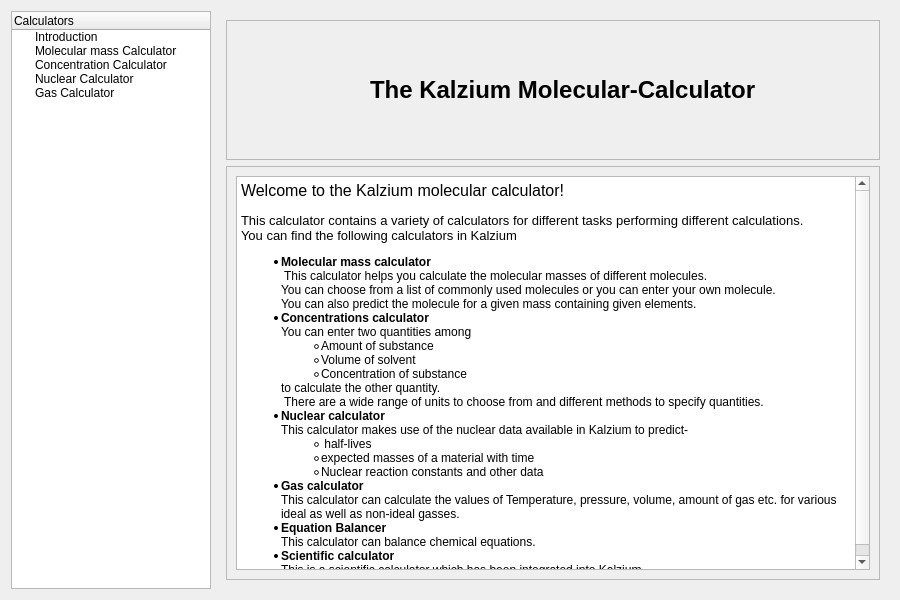
KDE/kalzium, file src/calculator/calculator.ui: the form before one commit.
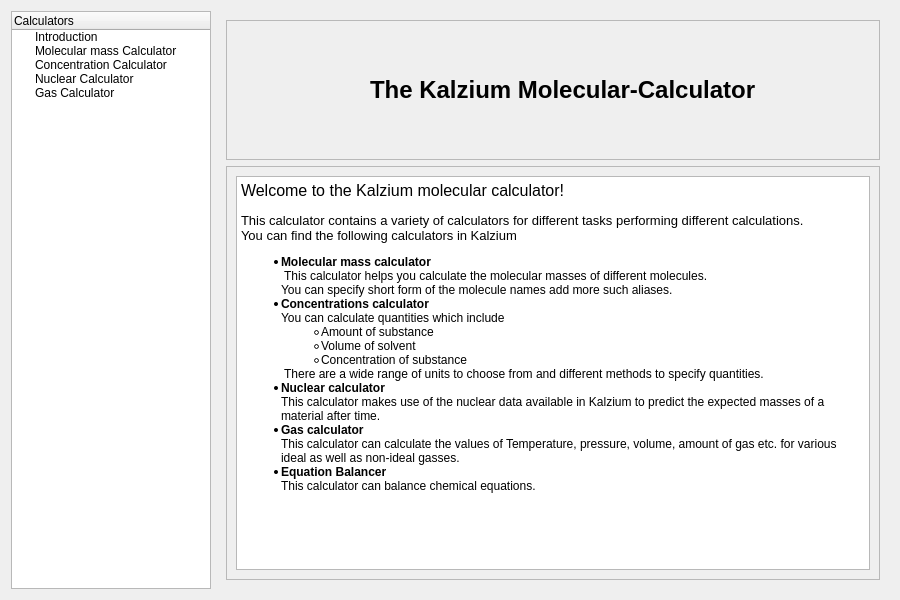
The form after the commit. Custom widgets are drawn as their Qt base class.

Commit message: Updating the UI and adding whats this.

What changed in the file:
```diff
--- a/src/calculator/calculator.ui
+++ b/src/calculator/calculator.ui
@@ -179,20 +179,15 @@
 &lt;p style=&quot; margin-top:0px; margin-bottom:0px; margin-left:0px; margin-right:0px; -qt-block-indent:0; text-indent:0px;&quot;&gt;&lt;span style=&quot; font-size:12pt;&quot;&gt;Welcome to the Kalzium molecular calculator!&lt;br /&gt;&lt;/span&gt;&lt;/p&gt;
 &lt;p style=&quot; margin-top:0px; margin-bottom:0px; margin-left:0px; margin-right:0px; -qt-block-indent:0; text-indent:0px;&quot;&gt;&lt;span style=&quot; font-size:10pt;&quot;&gt;This calculator contains a variety of calculators for different tasks performing different calculations.&lt;/span&gt;&lt;/p&gt;
 &lt;p style=&quot; margin-top:0px; margin-bottom:0px; margin-left:0px; margin-right:0px; -qt-block-indent:0; text-indent:0px;&quot;&gt;&lt;span style=&quot; font-size:10pt;&quot;&gt;You can find the following calculators in Kalzium&lt;/span&gt;&lt;/p&gt;
-&lt;ul style=&quot;-qt-list-indent: 1;&quot;&gt;&lt;li style=&quot; margin-top:12px; margin-bottom:0px; margin-left:0px; margin-right:0px; -qt-block-indent:0; text-indent:0px;&quot;&gt;&lt;span style=&quot; font-weight:600;&quot;&gt;Molecular mass calculator&lt;br /&gt;&lt;/span&gt; This calculator helps you calculate the molecular masses of different molecules.&lt;br /&gt;You can choose from a list of commonly used molecules or you can enter your own molecule.&lt;br /&gt;You can also predict the molecule for a given mass containing given elements.	&lt;/li&gt;
-&lt;li style=&quot; margin-top:0px; margin-bottom:0px; margin-left:0px; margin-right:0px; -qt-block-indent:0; text-indent:0px;&quot;&gt;&lt;span style=&quot; font-weight:600;&quot;&gt;Concentrations calculator&lt;br /&gt;&lt;/span&gt;You can enter two quantities among 	&lt;/li&gt;
+&lt;ul style=&quot;-qt-list-indent: 1;&quot;&gt;&lt;li style=&quot; margin-top:12px; margin-bottom:0px; margin-left:0px; margin-right:0px; -qt-block-indent:0; text-indent:0px;&quot;&gt;&lt;span style=&quot; font-weight:600;&quot;&gt;Molecular mass calculator&lt;br /&gt;&lt;/span&gt; This calculator helps you calculate the molecular masses of different molecules.&lt;br /&gt;You can specify short form of the molecule names add more such aliases.&lt;/li&gt;
+&lt;li style=&quot; margin-top:0px; margin-bottom:0px; margin-left:0px; margin-right:0px; -qt-block-indent:0; text-indent:0px;&quot;&gt;&lt;span style=&quot; font-weight:600;&quot;&gt;Concentrations calculator&lt;br /&gt;&lt;/span&gt;You can calculate quantities which include&lt;/li&gt;
 &lt;ul type=&quot;circle&quot; style=&quot;-qt-list-indent: 2;&quot;&gt;&lt;li style=&quot; margin-top:0px; margin-bottom:0px; margin-left:0px; margin-right:0px; -qt-block-indent:0; text-indent:0px;&quot;&gt;Amount of substance	&lt;/li&gt;
 &lt;li style=&quot; margin-top:0px; margin-bottom:0px; margin-left:0px; margin-right:0px; -qt-block-indent:0; text-indent:0px;&quot;&gt;Volume of solvent&lt;/li&gt;
 &lt;li style=&quot; margin-top:0px; margin-bottom:0px; margin-left:0px; margin-right:0px; -qt-block-indent:0; text-indent:0px;&quot;&gt;Concentration of substance&lt;/li&gt;&lt;/ul&gt;
-&lt;p style=&quot; margin-top:0px; margin-bottom:0px; margin-left:0px; margin-right:0px; -qt-block-indent:1; text-indent:0px;&quot;&gt;to calculate the other quantity.&lt;br /&gt; There are a wide range of units to choose from and different methods to specify quantities.&lt;/p&gt;
-&lt;li style=&quot; margin-top:0px; margin-bottom:0px; margin-left:0px; margin-right:0px; -qt-block-indent:0; text-indent:0px;&quot;&gt;&lt;span style=&quot; font-weight:600;&quot;&gt;Nuclear calculator&lt;br /&gt;&lt;/span&gt;This calculator makes use of the nuclear data available in Kalzium to predict-&lt;/li&gt;
-&lt;ul type=&quot;circle&quot; style=&quot;-qt-list-indent: 2;&quot;&gt;&lt;li style=&quot; margin-top:0px; margin-bottom:0px; margin-left:0px; margin-right:0px; -qt-block-indent:0; text-indent:0px;&quot;&gt; half-lives&lt;/li&gt;
-&lt;li style=&quot; margin-top:0px; margin-bottom:0px; margin-left:0px; margin-right:0px; -qt-block-indent:0; text-indent:0px;&quot;&gt;expected masses of a material with time&lt;/li&gt;
-&lt;li style=&quot; margin-top:0px; margin-bottom:0px; margin-left:0px; margin-right:0px; -qt-block-indent:0; text-indent:0px;&quot;&gt;Nuclear reaction constants and other data&lt;/li&gt;&lt;/ul&gt;
+&lt;p style=&quot; margin-top:0px; margin-bottom:0px; margin-left:0px; margin-right:0px; -qt-block-indent:1; text-indent:0px;&quot;&gt; There are a wide range of units to choose from and different methods to specify quantities.&lt;/p&gt;
+&lt;li style=&quot; margin-top:0px; margin-bottom:0px; margin-left:0px; margin-right:0px; -qt-block-indent:0; text-indent:0px;&quot;&gt;&lt;span style=&quot; font-weight:600;&quot;&gt;Nuclear calculator&lt;br /&gt;&lt;/span&gt;This calculator makes use of the nuclear data available in Kalzium to predict the expected masses of a material after time.&lt;/li&gt;
 &lt;li style=&quot; margin-top:0px; margin-bottom:0px; margin-left:0px; margin-right:0px; -qt-block-indent:0; text-indent:0px;&quot;&gt;&lt;span style=&quot; font-weight:600;&quot;&gt;Gas calculator&lt;br /&gt;&lt;/span&gt;This calculator can calculate the values of Temperature, pressure, volume, amount of gas etc. for various ideal as well as non-ideal gasses.&lt;/li&gt;
-&lt;li style=&quot; margin-top:0px; margin-bottom:0px; margin-left:0px; margin-right:0px; -qt-block-indent:0; text-indent:0px;&quot;&gt;&lt;span style=&quot; font-weight:600;&quot;&gt;Equation Balancer&lt;/span&gt;&lt;/li&gt;
-&lt;p style=&quot; margin-top:0px; margin-bottom:0px; margin-left:0px; margin-right:0px; -qt-block-indent:1; text-indent:0px;&quot;&gt;This calculator can balance chemical equations.&lt;/p&gt;
-&lt;li style=&quot; margin-top:0px; margin-bottom:12px; margin-left:0px; margin-right:0px; -qt-block-indent:0; text-indent:0px;&quot;&gt;&lt;span style=&quot; font-weight:600;&quot;&gt;Scientific calculator&lt;br /&gt;&lt;/span&gt;This is a scientific calculator which has been integrated into Kalzium&lt;/li&gt;&lt;/ul&gt;&lt;/body&gt;&lt;/html&gt;</string>
+&lt;li style=&quot; margin-top:0px; margin-bottom:12px; margin-left:0px; margin-right:0px; -qt-block-indent:0; text-indent:0px;&quot;&gt;&lt;span style=&quot; font-weight:600;&quot;&gt;Equation Balancer&lt;br /&gt;&lt;/span&gt;This calculator can balance chemical equations.&lt;/li&gt;&lt;/ul&gt;&lt;/body&gt;&lt;/html&gt;</string>
             </property>
            </widget>
           </item>
```
Left out of the diff: 6 changed lines with no effect on the pictures. The commit also changes 4 other files.
